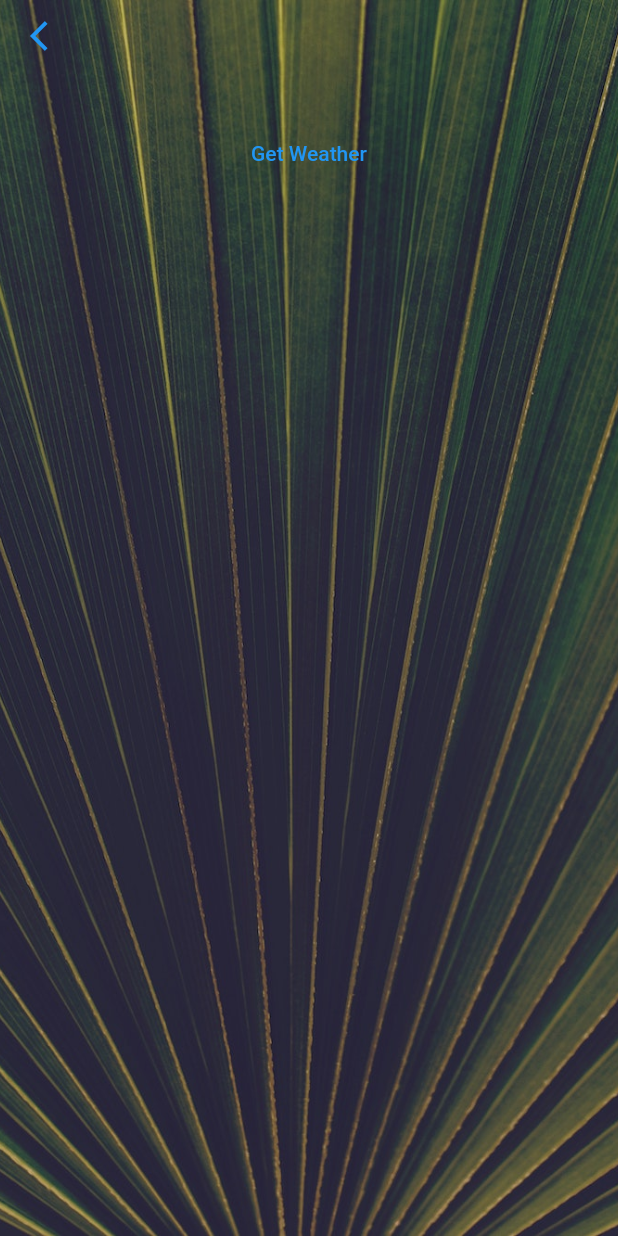
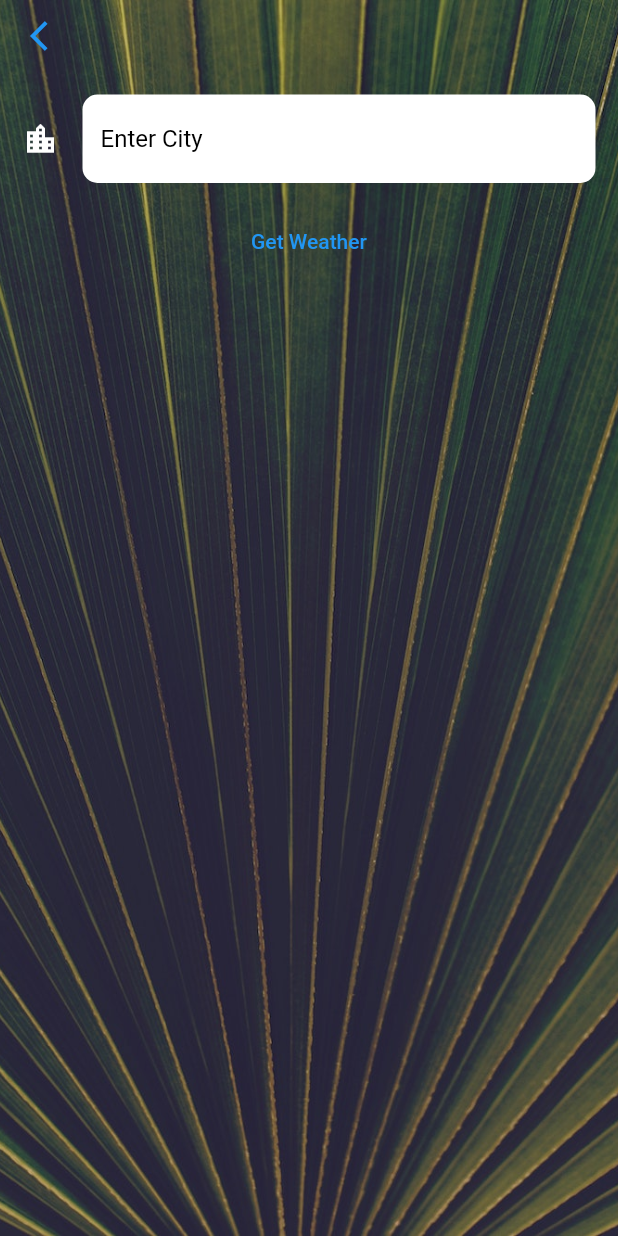
Before and after one commit to developerujjwal/weather-app, a Flutter app: the City_screen screen opened directly, on a phone screen of 412 x 824 dp. Run offline on Flutter 3.47's test engine with Material 2 defaults, Android fonts, the phone set to English and light mode, and no system bars; our stand-ins replace flutter_spinkit, geolocator; network calls fail.

Commit message:
i just add textfield in city_screen.dart file

```diff
--- a/lib/screens/city_screen.dart
+++ b/lib/screens/city_screen.dart
@@ -1,4 +1,5 @@
 import 'package:flutter/material.dart';
+
 class City_screen extends StatefulWidget {
   const City_screen({super.key});
 
@@ -11,19 +12,37 @@ class _City_screenState extends State<City_screen> {
   Widget build(BuildContext context) {
     return Scaffold(
       body: Container(
-        decoration: BoxDecoration(image: DecorationImage(image: AssetImage("images/city_background.jpg"),fit: BoxFit.cover)),
+        decoration: BoxDecoration(
+            image: DecorationImage(
+                image: AssetImage("images/city_background.jpg"),
+                fit: BoxFit.cover)),
         child: SafeArea(
           child: Column(
             children: [
               Align(
                   alignment: Alignment.topLeft,
-               child: TextButton(onPressed: (){}, child: Icon(Icons.arrow_back_ios))),
+                  child: TextButton(
+                      onPressed: () {}, child: Icon(Icons.arrow_back_ios))),
               Container(
                 margin: EdgeInsets.all(15),
-             child: null,
+                child: TextField(
+                  style: TextStyle(color: Colors.black),
+                  decoration: InputDecoration(
+                    filled: true,
+                    fillColor: Colors.white,
+                    hintText: 'Enter City',
+                    icon: Icon(Icons.location_city,color: Colors.white,),
+                    hintStyle: TextStyle(color: Colors.black),
+                    border: OutlineInputBorder(
+                      borderRadius: BorderRadius.all(
+                        Radius.circular(10),
                       ),
-           TextButton(onPressed: (){}, child: Text("Get Weather"))
+                    borderSide: BorderSide.none),
 
+                  ),
+                ),
+              ),
+              TextButton(onPressed: () {}, child: Text("Get Weather"))
             ],
           ),
         ),
```
Lines whose indentation alone changed are shown as unchanged.
